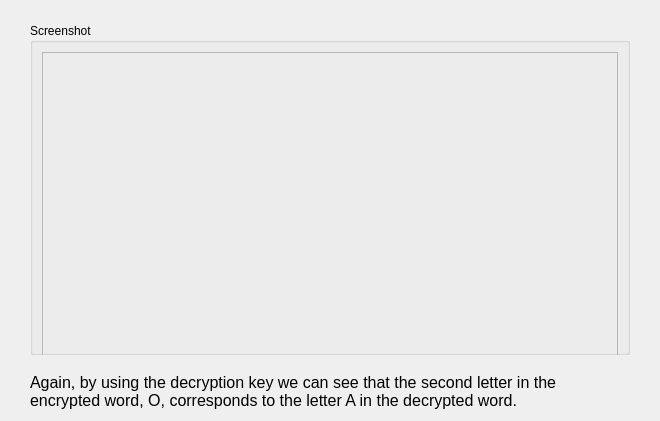
This is MarketSimulation/instructionscreen6.ui in dwattttt/marketsim as Qt 5 draws it before an edit. The edited form follows.
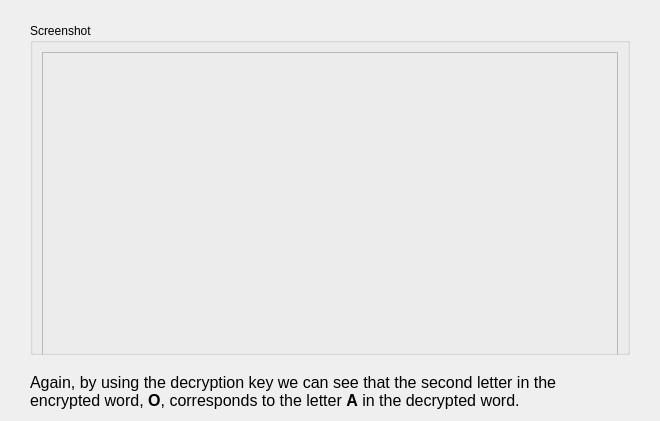
This is the edited form.

Patch:
```diff
--- a/MarketSimulation/instructionscreen6.ui
+++ b/MarketSimulation/instructionscreen6.ui
@@ -107,7 +107,11 @@
         </font>
        </property>
        <property name="text">
-        <string>&lt;html&gt;&lt;head/&gt;&lt;body&gt;&lt;p&gt;Again, by using the decryption key we can see that the second letter in the encrypted word, O, corresponds to the letter A in the decrypted word. &lt;/p&gt;&lt;/body&gt;&lt;/html&gt;</string>
+        <string>&lt;!DOCTYPE HTML PUBLIC &quot;-//W3C//DTD HTML 4.0//EN&quot; &quot;http://www.w3.org/TR/REC-html40/strict.dtd&quot;&gt;
+&lt;html&gt;&lt;head&gt;&lt;meta name=&quot;qrichtext&quot; content=&quot;1&quot; /&gt;&lt;style type=&quot;text/css&quot;&gt;
+p, li { white-space: pre-wrap; }
+&lt;/style&gt;&lt;/head&gt;&lt;body style=&quot; font-family:'MS Shell Dlg 2'; font-size:12pt; font-weight:400; font-style:normal;&quot;&gt;
+&lt;p style=&quot; margin-top:12px; margin-bottom:12px; margin-left:0px; margin-right:0px; -qt-block-indent:0; text-indent:0px;&quot;&gt;Again, by using the decryption key we can see that the second letter in the encrypted word, &lt;span style=&quot; font-weight:600;&quot;&gt;O&lt;/span&gt;, corresponds to the letter &lt;span style=&quot; font-weight:600;&quot;&gt;A&lt;/span&gt; in the decrypted word. &lt;/p&gt;&lt;/body&gt;&lt;/html&gt;</string>
        </property>
        <property name="wordWrap">
         <bool>true</bool>
```
